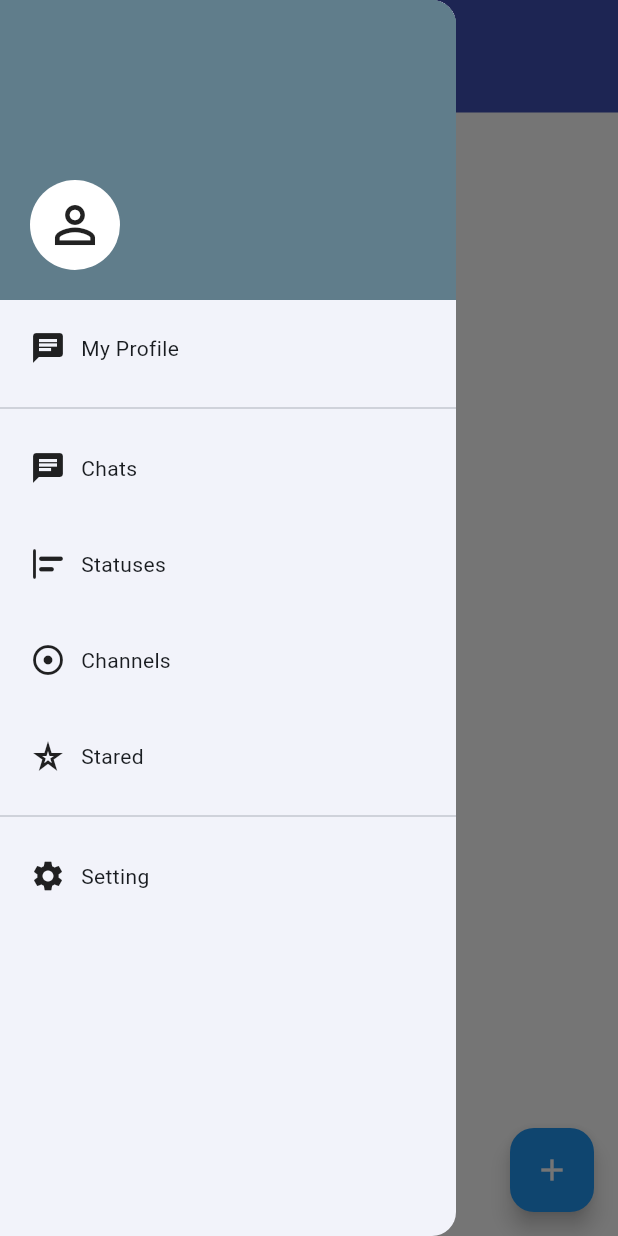
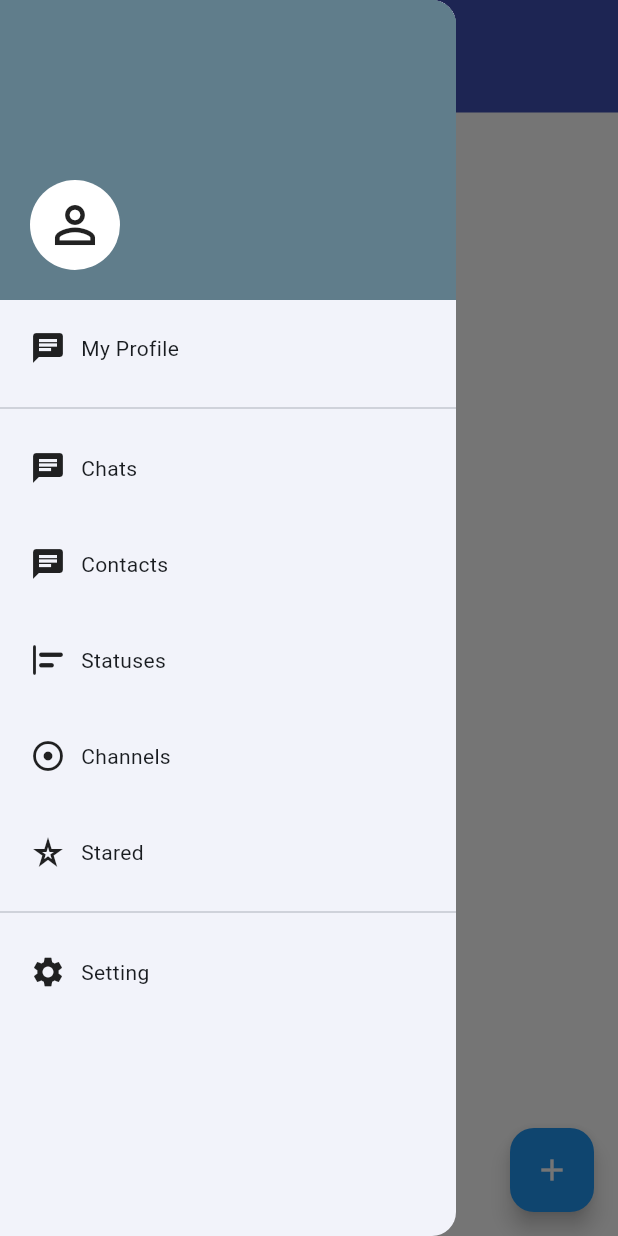
Before and after one commit to ffchrulrozi/chatty, a Flutter app: the DashboardPage screen opened by its route, with the side drawer open, on a phone screen of 412 x 824 dp. Run offline on Flutter 3.47's test engine with Material 3 defaults, Android fonts, the phone set to English and light mode, and no system bars; our stand-ins replace cloud_firestore, firebase_auth, firebase_core, flutter_riverpod, go_router, google_sign_in; accounts and stored records are empty.

Commit message:
new modules: contact list/add and integration

```diff
--- /dev/null
+++ b/lib/featuers/contact/models/contact.dart
@@ -0,0 +1,42 @@
+import 'package:cloud_firestore/cloud_firestore.dart';
+
+class Contact {
+  final String id;
+  final String name;
+  final String email;
+
+  const Contact({
+    required this.id,
+    required this.name,
+    required this.email,
+  });
+
+  factory Contact.fromDoc(DocumentSnapshot doc) {
+    final data = doc.data() as Map<String, dynamic>;
+    return Contact(
+      id: doc.id,
+      name: data['name'],
+      email: data['email'],
+    );
+  }
+}
+
+class NewContact {
+  final String createdBy;
+  final String name;
+  final String email;
+
+  const NewContact({
+    required this.createdBy,
+    required this.name,
+    required this.email,
+  });
+
+  Map<String, dynamic> toMap() {
+    return {
+      'createdBy': createdBy,
+      'name': name,
+      'email': email,
+    };
+  }
+}
--- a/lib/featuers/dashboard/pages/dashboard_page.dart
+++ b/lib/featuers/dashboard/pages/dashboard_page.dart
@@ -1,14 +1,17 @@
 import 'package:chatty/featuers/channel/pages/channel_page.dart';
 import 'package:chatty/featuers/chat/pages/chat_list_page.dart';
 import 'package:chatty/featuers/chat/providers/chat_provider.dart';
+import 'package:chatty/featuers/contact/pages/contact_list_page.dart';
 import 'package:chatty/featuers/dashboard/pages/widgets/dashboard_drawer_widget.dart';
 import 'package:chatty/featuers/dashboard/providers/dashboard_provider.dart';
 import 'package:chatty/featuers/profile/page/profile_page.dart';
 import 'package:chatty/featuers/setting/page/setting_page.dart';
 import 'package:chatty/featuers/star/page/star_page.dart';
 import 'package:chatty/featuers/status/page/status_page.dart';
+import 'package:chatty/routes/paths.dart';
 import 'package:flutter/material.dart';
 import 'package:flutter_riverpod/flutter_riverpod.dart';
+import 'package:go_router/go_router.dart';
 
 class DashboardPage extends ConsumerWidget {
   const DashboardPage({super.key});
@@ -24,6 +27,7 @@ class DashboardPage extends ConsumerWidget {
           children: const [
             ChatListPage(),
             ProfilePage(),
+            ContactListPage(),
             StatusPage(),
             ChannelPage(),
             StarPage(),
@@ -31,8 +35,20 @@ class DashboardPage extends ConsumerWidget {
           ],
         ),
         drawer: const DashboardDrawerWidget(),
-      floatingActionButton: pageIndex == 0
-          ? FloatingActionButton(
+        floatingActionButton: FloatingActionButtonWidget(pageIndex, ref));
+  }
+}
+
+class FloatingActionButtonWidget extends StatelessWidget {
+  final int pageIndex;
+  final WidgetRef ref;
+  const FloatingActionButtonWidget(this.pageIndex, this.ref, {super.key});
+
+  @override
+  Widget build(BuildContext context) {
+    switch (pageIndex) {
+      case 0:
+        return FloatingActionButton(
           backgroundColor: Colors.blue,
           onPressed: () => ref
               .read(newChatNotifierProvider.notifier)
@@ -41,8 +57,28 @@ class DashboardPage extends ConsumerWidget {
             Icons.add,
             color: Colors.white,
           ),
-            )
-          : null,
         );
+
+      case 2:
+        return FloatingActionButton.extended(
+          backgroundColor: Colors.blue,
+          onPressed: () => context.push(PATH.CONTACT_ADD),
+          label: const Row(
+            children: [
+              Icon(
+                Icons.add,
+                color: Colors.white,
+              ),
+              Text(
+                "New Contact",
+                style: TextStyle(color: Colors.white),
+              ),
+            ],
+          ),
+        );
+
+      default:
+        return Container();
     }
   }
+}
--- a/lib/featuers/dashboard/pages/widgets/dashboard_drawer_widget.dart
+++ b/lib/featuers/dashboard/pages/widgets/dashboard_drawer_widget.dart
@@ -85,20 +85,24 @@ class DashboardDrawerWidget extends ConsumerWidget {
           ),
           InkWell(
             onTap: () => changePage(2),
+            child: const DrawerMenuItem("Contacts", Icons.chat),
+          ),
+          InkWell(
+            onTap: () => changePage(3),
             child: const DrawerMenuItem(
                 "Statuses", Icons.align_horizontal_left_rounded),
           ),
           InkWell(
-            onTap: () => changePage(3),
+            onTap: () => changePage(4),
             child: const DrawerMenuItem("Channels", Icons.adjust_sharp),
           ),
           InkWell(
-            onTap: () => changePage(4),
+            onTap: () => changePage(5),
             child: const DrawerMenuItem("Stared", Icons.star_border_purple500),
           ),
           const Divider(),
           InkWell(
-            onTap: () => changePage(5),
+            onTap: () => changePage(6),
             child: const DrawerMenuItem("Setting", Icons.settings),
           ),
         ],
--- a/lib/routes/paths.dart
+++ b/lib/routes/paths.dart
@@ -2,6 +2,7 @@ class PATH {
   static const String SPLASH = "/";
   static const String LOGIN = "/login";
   static const String DASHBOARD = "/dashboard";
+  static const String CONTACT_ADD = '/contact/add';
   static ParamedPath CHAT_PERSONAL = ParamedPath("/chat/:id", "/chat");
 }
 
--- a/lib/routes/routes.dart
+++ b/lib/routes/routes.dart
@@ -1,6 +1,7 @@
 import 'package:chatty/featuers/auth/pages/auth_login_page.dart';
 import 'package:chatty/featuers/chat/pages/chat_personal_page.dart';
 import 'package:chatty/featuers/chat/providers/chat_personal_provider.dart';
+import 'package:chatty/featuers/contact/pages/contact_add_page.dart';
 import 'package:chatty/featuers/dashboard/pages/dashboard_page.dart';
 import 'package:chatty/featuers/splash/pages/splash_page.dart';
 import 'package:chatty/routes/paths.dart';
@@ -14,15 +15,19 @@ final appRoutes = GoRouter(
   routes: [
     GoRoute(
       path: PATH.SPLASH,
-      builder: (_, __) => const ProviderScope(child:  SplashPage()),
+      builder: (_, __) => const ProviderScope(child: SplashPage()),
     ),
     GoRoute(
       path: PATH.LOGIN,
-      builder: (_, __) => const ProviderScope(child:  AuthLoginPage()),
+      builder: (_, __) => const ProviderScope(child: AuthLoginPage()),
     ),
     GoRoute(
       path: PATH.DASHBOARD,
-      builder: (_, __) => const ProviderScope(child:  DashboardPage()),
+      builder: (_, __) => const ProviderScope(child: DashboardPage()),
+    ),
+    GoRoute(
+      path: PATH.CONTACT_ADD,
+      builder: (_, __) => const ProviderScope(child: ContactAddPage()),
     ),
     GoRoute(
       path: PATH.CHAT_PERSONAL.path,
```
Also changed, not shown: lib/featuers/contact/pages/contact_add_page.dart (added, +43 -0 lines), lib/featuers/contact/pages/contact_list_page.dart (added, +71 -0 lines), lib/featuers/contact/providers/contact_provider.dart (added, +41 -0 lines). Lines whose indentation alone changed are shown as unchanged.
